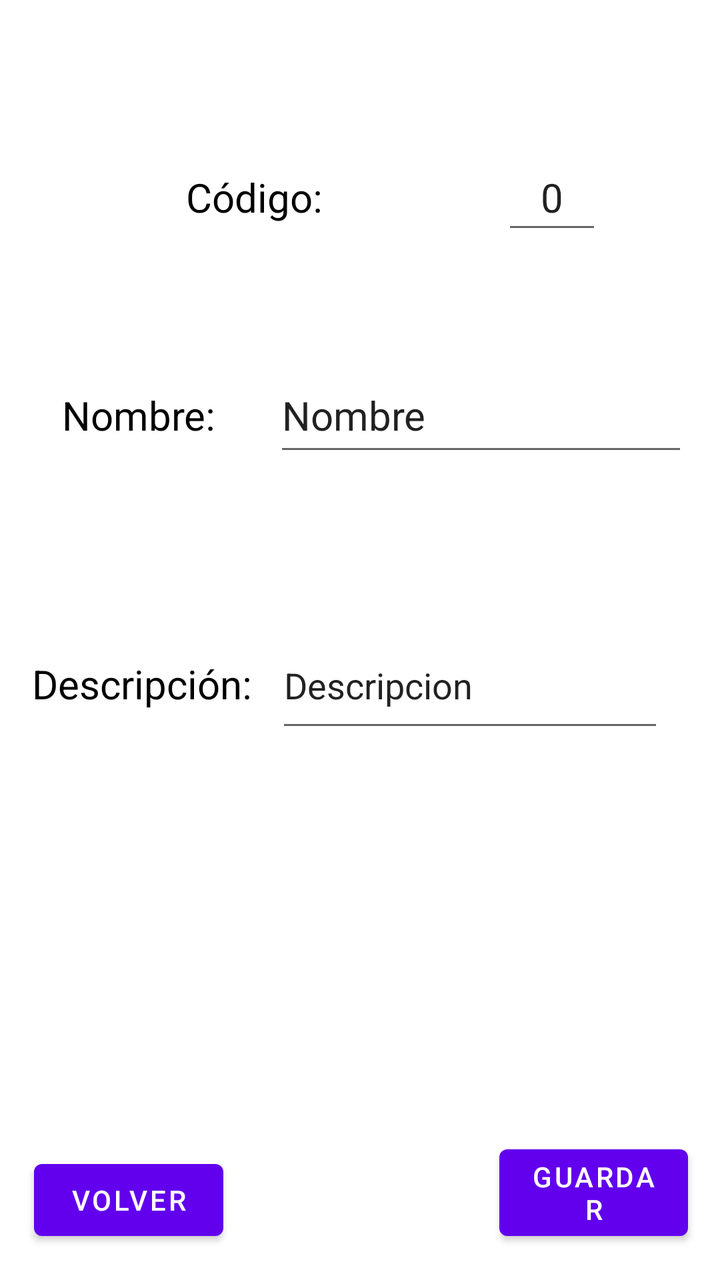
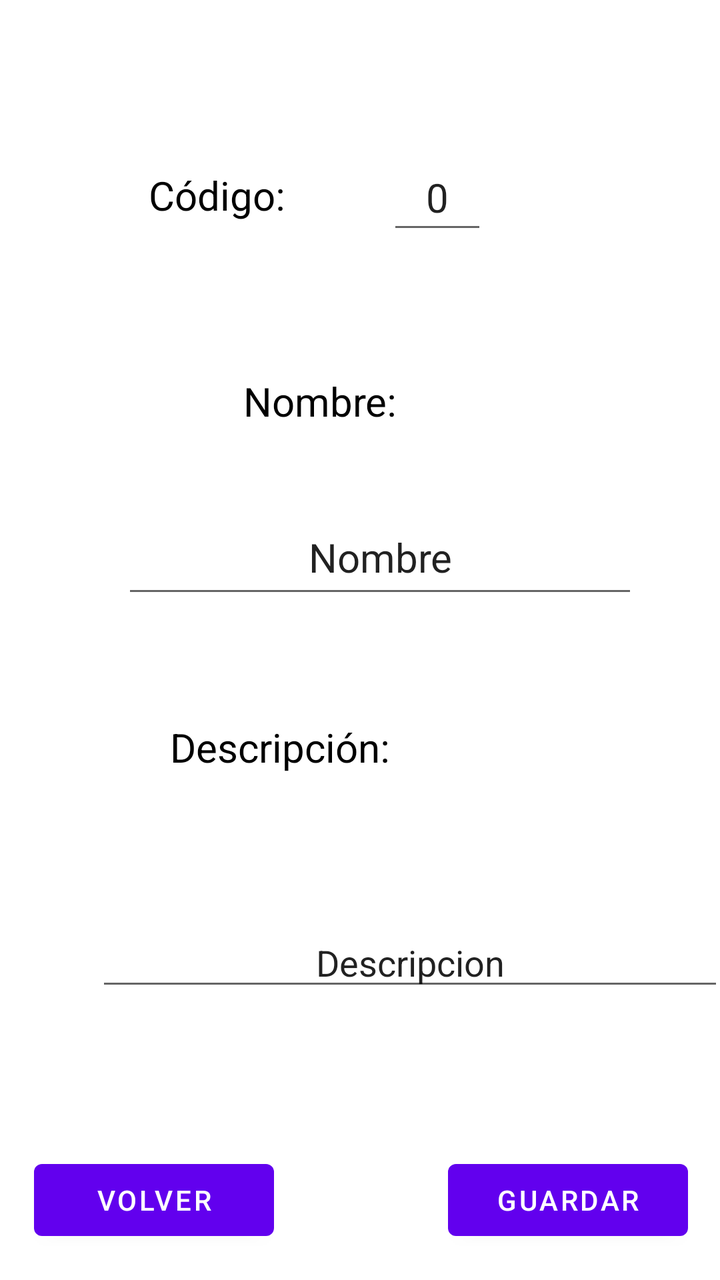

Compare the two renders of this Android layout. The source of the first and the diff that turns it into the second are given below.
<!-- AndroidManifest.xml: application theme Theme.AplicacionIncidencias -->
<!-- res/layout/activity_info_sala.xml -->
<?xml version="1.0" encoding="utf-8"?>
<androidx.constraintlayout.widget.ConstraintLayout xmlns:android="http://schemas.android.com/apk/res/android"
    xmlns:app="http://schemas.android.com/apk/res-auto"
    xmlns:tools="http://schemas.android.com/tools"
    android:id="@+id/main"
    android:layout_width="match_parent"
    android:layout_height="match_parent"
    android:orientation="horizontal"
    tools:context=".Sala.Activity_Info_Sala">

    <TextView
        android:id="@+id/tvCodigoSala"
        android:layout_width="wrap_content"
        android:layout_height="wrap_content"
        android:layout_marginStart="93dp"
        android:text="Código: "
        android:textColor="@color/black"
        android:textSize="20sp"
        app:layout_constraintBaseline_toBaselineOf="@+id/edinfoCodigoSala"
        app:layout_constraintStart_toStartOf="parent" />

    <EditText
        android:id="@+id/edinfoCodigoSala"
        android:layout_width="50dp"
        android:layout_height="50dp"
        android:layout_marginStart="114dp"
        android:layout_marginBottom="57dp"
        android:textSize="20sp"
        android:gravity="center"
        android:text="0"
        app:layout_constraintBottom_toTopOf="@+id/editNombreSala"
        app:layout_constraintStart_toStartOf="@+id/editNombreSala" />


    <TextView
        android:id="@+id/tvNombreSala"
        android:layout_width="wrap_content"
        android:layout_height="wrap_content"
        android:layout_marginStart="31dp"
        android:layout_marginTop="194dp"
        android:layout_marginEnd="24dp"
        android:text="Nombre: "
        android:textColor="@color/black"
        android:textSize="20sp"
        app:layout_constraintEnd_toStartOf="@+id/editNombreSala"
        app:layout_constraintStart_toStartOf="parent"
        app:layout_constraintTop_toTopOf="parent" />

    <EditText
        android:id="@+id/editNombreSala"
        android:layout_width="0dp"
        android:layout_height="54dp"
        android:layout_marginEnd="16dp"
        android:inputType="text"
        android:text="Nombre"
        android:textSize="20sp"
        app:layout_constraintBaseline_toBaselineOf="@+id/tvNombreSala"
        app:layout_constraintEnd_toEndOf="parent"
        app:layout_constraintStart_toEndOf="@+id/tvNombreSala" />

    <TextView
        android:id="@+id/tvDescripcionSala"
        android:layout_width="115dp"
        android:layout_height="29dp"
        android:layout_marginStart="16dp"
        android:layout_marginEnd="7dp"
        android:text="Descripción: "
        android:textColor="@color/black"
        android:textSize="20sp"
        app:layout_constraintBaseline_toBaselineOf="@+id/editDescripcionSala"
        app:layout_constraintEnd_toStartOf="@+id/editDescripcionSala"
        app:layout_constraintStart_toStartOf="parent" />

    <EditText
        android:id="@+id/editDescripcionSala"
        android:layout_width="0dp"
        android:layout_height="60dp"
        android:layout_marginTop="78dp"
        android:layout_marginEnd="28dp"
        android:inputType="textMultiLine"
        android:text="Descripcion"
        app:layout_constraintEnd_toEndOf="parent"
        app:layout_constraintStart_toEndOf="@+id/tvDescripcionSala"
        app:layout_constraintTop_toBottomOf="@+id/editNombreSala" />

    <Button
        android:id="@+id/btnGuardarSala"
        android:layout_width="0dp"
        android:layout_height="wrap_content"
        android:layout_marginEnd="16dp"

        android:layout_marginBottom="16dp"
        android:text="Guardar"
        app:layout_constraintBottom_toBottomOf="parent"
        app:layout_constraintEnd_toEndOf="parent"
        app:layout_constraintStart_toEndOf="@+id/btnVolverSala" />

    <Button
        android:id="@+id/btnVolverSala"
        android:layout_width="0dp"
        android:layout_height="wrap_content"
        android:layout_marginStart="17dp"
        android:layout_marginEnd="138dp"
        android:layout_marginBottom="16dp"
        android:text="Volver"
        app:layout_constraintBottom_toBottomOf="parent"
        app:layout_constraintEnd_toStartOf="@+id/btnGuardarSala"
        app:layout_constraintStart_toStartOf="parent" />


</androidx.constraintlayout.widget.ConstraintLayout>
<!-- resources referenced by this layout -->
<resources>
  <color name="black">#FF000000</color>
  <style name="Theme.AplicacionIncidencias" parent="Theme.MaterialComponents.DayNight.DarkActionBar">
          
          <item name="colorPrimary">@color/purple_500</item>
          <item name="colorPrimaryVariant">@color/purple_700</item>
          <item name="colorOnPrimary">@color/white</item>
          
          <item name="colorSecondary">@color/teal_200</item>
          <item name="colorSecondaryVariant">@color/teal_700</item>
          <item name="colorOnSecondary">@color/black</item>
          
          <item name="android:statusBarColor">?attr/colorPrimaryVariant</item>
          
      </style>
  <color name="purple_500">#FF6200EE</color>
  <color name="purple_700">#FF3700B3</color>
  <color name="white">#FFFFFFFF</color>
  <color name="teal_200">#FF03DAC5</color>
  <color name="teal_700">#FF018786</color>
</resources>

<!-- the commit's change to res/layout/activity_info_sala.xml (unified diff, before → after) -->
@@ -8,103 +8,118 @@
     android:orientation="horizontal"
     tools:context=".Sala.Activity_Info_Sala">
 
+
     <TextView
         android:id="@+id/tvCodigoSala"
         android:layout_width="wrap_content"
         android:layout_height="wrap_content"
-        android:layout_marginStart="93dp"
+        android:layout_marginStart="111dp"
+        android:layout_marginTop="84dp"
+        android:layout_marginEnd="23dp"
         android:text="Código: "
         android:textColor="@color/black"
         android:textSize="20sp"
-        app:layout_constraintBaseline_toBaselineOf="@+id/edinfoCodigoSala"
-        app:layout_constraintStart_toStartOf="parent" />
+        app:layout_constraintEnd_toStartOf="@+id/edinfoCodigoSala"
+        app:layout_constraintStart_toStartOf="parent"
+        app:layout_constraintTop_toTopOf="parent" />
 
     <EditText
         android:id="@+id/edinfoCodigoSala"
         android:layout_width="50dp"
         android:layout_height="50dp"
-        android:layout_marginStart="114dp"
-        android:layout_marginBottom="57dp"
-        android:textSize="20sp"
+        android:layout_marginStart="23dp"
+        android:layout_marginTop="72dp"
+        android:layout_marginEnd="153dp"
         android:gravity="center"
         android:text="0"
-        app:layout_constraintBottom_toTopOf="@+id/editNombreSala"
-        app:layout_constraintStart_toStartOf="@+id/editNombreSala" />
-
+        android:textSize="20sp"
+        app:layout_constraintEnd_toEndOf="parent"
+        app:layout_constraintStart_toEndOf="@+id/tvCodigoSala"
+        app:layout_constraintTop_toTopOf="parent" />
 
     <TextView
         android:id="@+id/tvNombreSala"
         android:layout_width="wrap_content"
         android:layout_height="wrap_content"
-        android:layout_marginStart="31dp"
-        android:layout_marginTop="194dp"
-        android:layout_marginEnd="24dp"
+        android:layout_marginStart="147dp"
+        android:layout_marginTop="65dp"
+        android:layout_marginEnd="182dp"
+        android:layout_marginBottom="36dp"
         android:text="Nombre: "
         android:textColor="@color/black"
         android:textSize="20sp"
-        app:layout_constraintEnd_toStartOf="@+id/editNombreSala"
+        app:layout_constraintBottom_toTopOf="@+id/editNombreSala"
+        app:layout_constraintEnd_toEndOf="parent"
         app:layout_constraintStart_toStartOf="parent"
-        app:layout_constraintTop_toTopOf="parent" />
+        app:layout_constraintTop_toBottomOf="@+id/edinfoCodigoSala" />
 
     <EditText
         android:id="@+id/editNombreSala"
-        android:layout_width="0dp"
+        android:layout_width="258dp"
         android:layout_height="54dp"
-        android:layout_marginEnd="16dp"
+        android:layout_marginStart="61dp"
+        android:layout_marginTop="36dp"
+        android:layout_marginEnd="92dp"
         android:inputType="text"
         android:text="Nombre"
+        android:textAlignment="center"
         android:textSize="20sp"
-        app:layout_constraintBaseline_toBaselineOf="@+id/tvNombreSala"
         app:layout_constraintEnd_toEndOf="parent"
-        app:layout_constraintStart_toEndOf="@+id/tvNombreSala" />
+        app:layout_constraintHorizontal_bias="0.0"
+        app:layout_constraintStart_toStartOf="parent"
+        app:layout_constraintTop_toBottomOf="@+id/tvNombreSala" />
 
     <TextView
         android:id="@+id/tvDescripcionSala"
         android:layout_width="115dp"
         android:layout_height="29dp"
-        android:layout_marginStart="16dp"
-        android:layout_marginEnd="7dp"
+        android:layout_marginStart="136dp"
+        android:layout_marginTop="56dp"
+        android:layout_marginEnd="160dp"
+        android:layout_marginBottom="70dp"
         android:text="Descripción: "
         android:textColor="@color/black"
         android:textSize="20sp"
-        app:layout_constraintBaseline_toBaselineOf="@+id/editDescripcionSala"
-        app:layout_constraintEnd_toStartOf="@+id/editDescripcionSala"
-        app:layout_constraintStart_toStartOf="parent" />
+        app:layout_constraintBottom_toTopOf="@+id/editDescripcionSala"
+        app:layout_constraintEnd_toEndOf="parent"
+        app:layout_constraintHorizontal_bias="1.0"
+        app:layout_constraintStart_toStartOf="parent"
+        app:layout_constraintTop_toBottomOf="@+id/editNombreSala" />
 
     <EditText
         android:id="@+id/editDescripcionSala"
-        android:layout_width="0dp"
-        android:layout_height="60dp"
-        android:layout_marginTop="78dp"
-        android:layout_marginEnd="28dp"
+        android:layout_width="314dp"
+        android:layout_height="wrap_content"
+        android:layout_marginStart="48dp"
+        android:layout_marginTop="70dp"
+        android:layout_marginEnd="49dp"
         android:inputType="textMultiLine"
         android:text="Descripcion"
+        android:textAlignment="center"
         app:layout_constraintEnd_toEndOf="parent"
-        app:layout_constraintStart_toEndOf="@+id/tvDescripcionSala"
-        app:layout_constraintTop_toBottomOf="@+id/editNombreSala" />
+        app:layout_constraintHorizontal_bias="0.0"
+        app:layout_constraintStart_toStartOf="parent"
+        app:layout_constraintTop_toBottomOf="@+id/tvDescripcionSala" />
 
     <Button
         android:id="@+id/btnGuardarSala"
-        android:layout_width="0dp"
+        android:layout_width="120dp"
         android:layout_height="wrap_content"
+
         android:layout_marginEnd="16dp"
-
         android:layout_marginBottom="16dp"
         android:text="Guardar"
         app:layout_constraintBottom_toBottomOf="parent"
-        app:layout_constraintEnd_toEndOf="parent"
-        app:layout_constraintStart_toEndOf="@+id/btnVolverSala" />
+        app:layout_constraintEnd_toEndOf="parent" />
 
     <Button
         android:id="@+id/btnVolverSala"
-        android:layout_width="0dp"
+        android:layout_width="120dp"
         android:layout_height="wrap_content"
         android:layout_marginStart="17dp"
-        android:layout_marginEnd="138dp"
         android:layout_marginBottom="16dp"
         android:text="Volver"
         app:layout_constraintBottom_toBottomOf="parent"
-        app:layout_constraintEnd_toStartOf="@+id/btnGuardarSala"
         app:layout_constraintStart_toStartOf="parent" />
 
 
